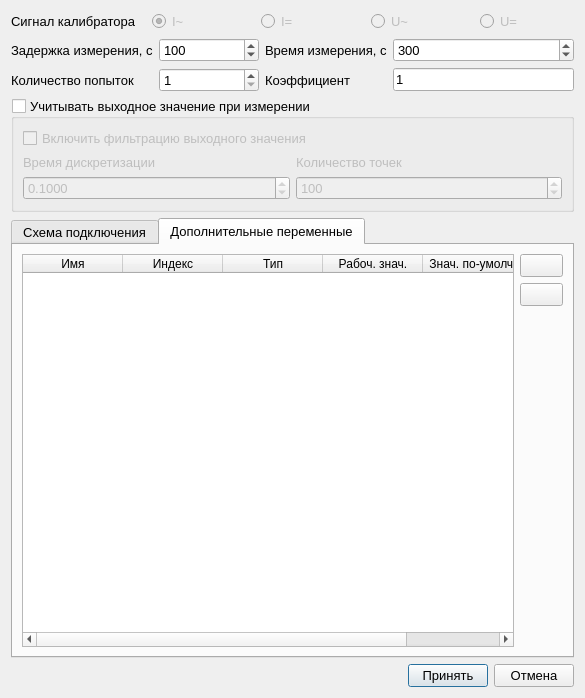
The window that ui/edit_cell_config_dialog.ui (irsural/clb_autocalibration) describes before a commit, drawn with Qt 5.
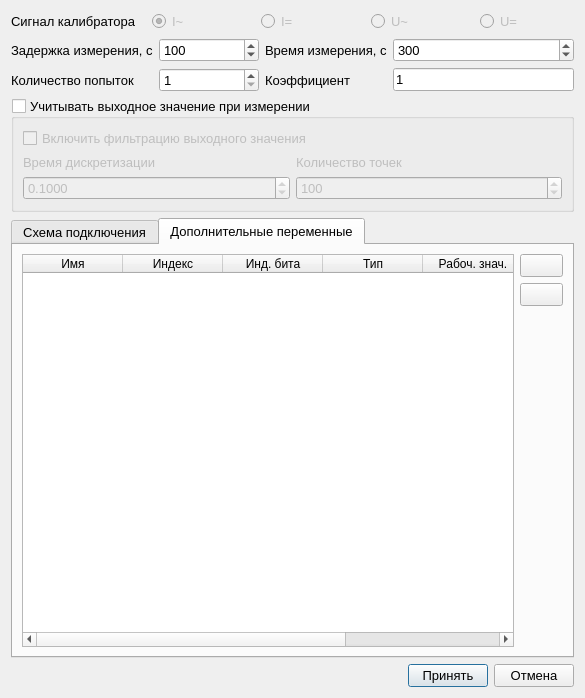
The same window after the commit. The open tabs and pages were chosen to show the change. Icons and pictures are not drawn. Custom widgets are drawn as their Qt base class.

```diff
--- a/ui/edit_cell_config_dialog.ui
+++ b/ui/edit_cell_config_dialog.ui
@@ -501,6 +501,11 @@
              <string>Индекс</string>
             </property>
            </column>
+           <column>
+            <property name="text">
+             <string>Инд. бита</string>
+            </property>
+           </column>
            <column>
             <property name="text">
              <string>Тип</string>
```
Left out of the diff: 4 changed lines with no effect on the pictures.
